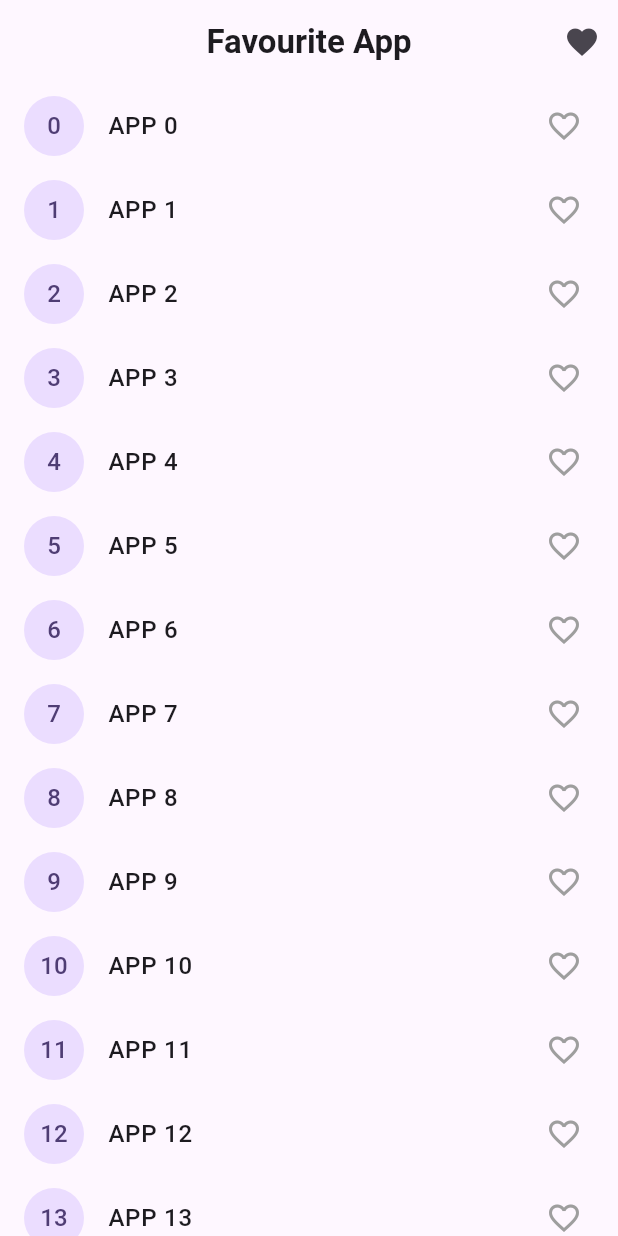
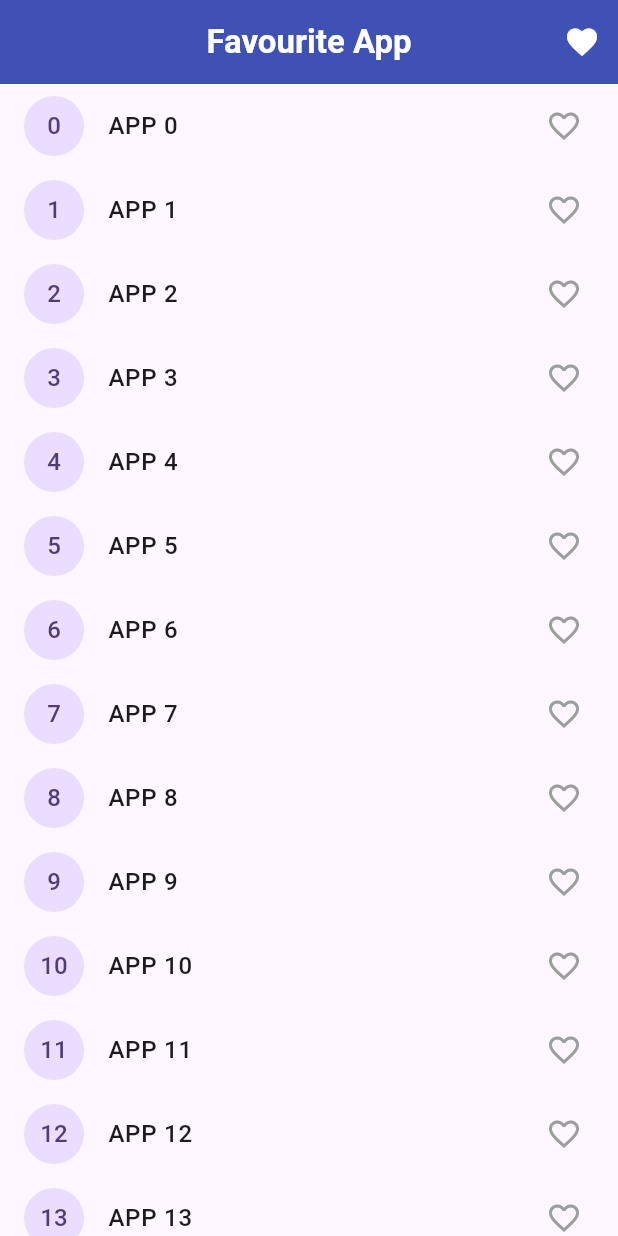
Before and after one commit to fluttercodecraft/Smart-Favorites-Manager, a Flutter app: the screen it shows after launch, on a phone screen of 412 x 824 dp. Run offline on Flutter 3.47's test engine with Material 3 defaults, Android fonts, the phone set to English and light mode, and no system bars.

Commit message:
add every thing

```diff
--- a/lib/favourite_app.dart
+++ b/lib/favourite_app.dart
@@ -23,12 +23,13 @@ class _FavouriteAppState extends State<FavouriteApp> {
                 MaterialPageRoute(builder: (context) => const LikeScreen()),
               );
             },
-            icon: const Icon(Icons.favorite),
+            icon: const Icon(Icons.favorite,color: Colors.white,),
           ),
         ],
+        backgroundColor: Colors.indigo,
         title: const Text(
           "Favourite App",
-          style: TextStyle(fontWeight: FontWeight.bold),
+          style: TextStyle(color:Colors.white,fontWeight: FontWeight.bold),
         ),
         centerTitle: true,
       ),
```
